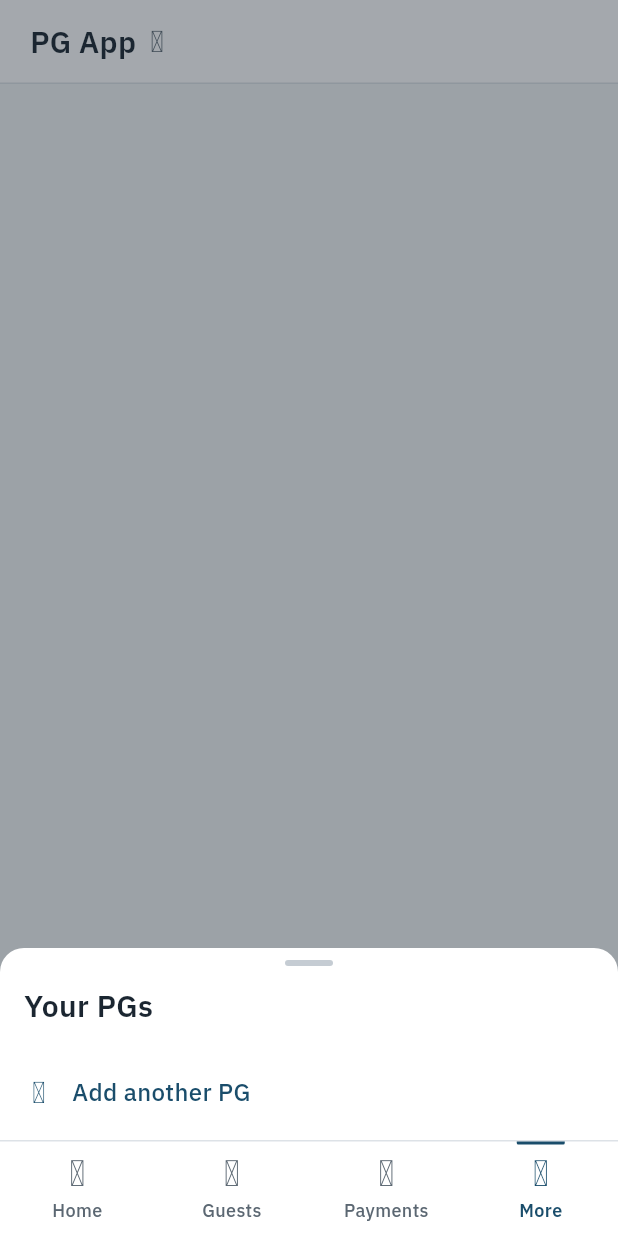
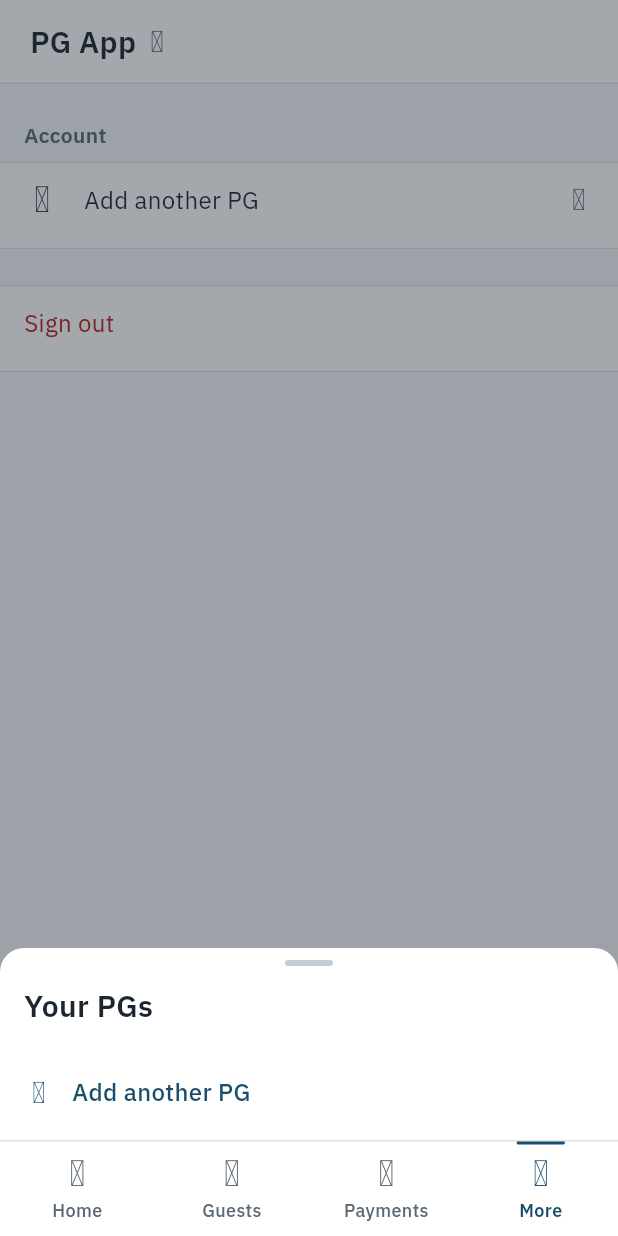
Before and after one commit to Sunilt939/pg_app, a Flutter app: the OwnerMoreScreen screen opened by its route, after a tap on "PG App", on a phone screen of 412 x 824 dp. Run offline on Flutter 3.47's test engine with Material 3 defaults, Android fonts, the phone set to English and light mode, and no system bars; our stand-ins replace flutter_riverpod, flutter_secure_storage, flutter_svg, go_router, supabase_flutter; accounts and stored records are empty; network calls fail.

Commit message:
The owner can now access the More tab to add another PG, switch to guest view if they have stays, and sign out

```diff
--- a/app/lib/core/l10n/app_localizations.dart
+++ b/app/lib/core/l10n/app_localizations.dart
@@ -627,6 +627,96 @@ abstract class AppLocalizations {
   /// In en, this message translates to:
   /// **'Caretaker'**
   String get roleCaretaker;
+
+  /// Section header for Your PG on More screen
+  ///
+  /// In en, this message translates to:
+  /// **'Your PG'**
+  String get moreYourPg;
+
+  /// Section header for Account on More screen
+  ///
+  /// In en, this message translates to:
+  /// **'Account'**
+  String get moreAccount;
+
+  /// Section header for About on More screen
+  ///
+  /// In en, this message translates to:
+  /// **'About'**
+  String get moreAbout;
+
+  /// Label for rooms and beds row
+  ///
+  /// In en, this message translates to:
+  /// **'Rooms and beds'**
+  String get moreRooms;
+
+  /// Label for receiving accounts row
+  ///
+  /// In en, this message translates to:
+  /// **'Receiving accounts'**
+  String get moreAccounts;
+
+  /// Label for reminders row
+  ///
+  /// In en, this message translates to:
+  /// **'Reminders'**
+  String get moreReminders;
+
+  /// Label for PG details row
+  ///
+  /// In en, this message translates to:
+  /// **'PG details'**
+  String get morePgDetails;
+
+  /// Label for profile row
+  ///
+  /// In en, this message translates to:
+  /// **'Profile'**
+  String get moreProfile;
+
+  /// Label for switch to guest view row
+  ///
+  /// In en, this message translates to:
+  /// **'Switch to guest view'**
+  String get moreSwitchGuest;
+
+  /// Label for add another PG row
+  ///
+  /// In en, this message translates to:
+  /// **'Add another PG'**
+  String get moreAddPg;
+
+  /// Label for terms row
+  ///
+  /// In en, this message translates to:
+  /// **'Terms'**
+  String get moreTerms;
+
+  /// Label for privacy policy row
+  ///
+  /// In en, this message translates to:
+  /// **'Privacy Policy'**
+  String get morePrivacy;
+
+  /// Title for sign out confirmation dialog
+  ///
+  /// In en, this message translates to:
+  /// **'Sign out of {appName}?'**
+  String signOutTitle(String appName);
+
+  /// Body message for sign out confirmation dialog
+  ///
+  /// In en, this message translates to:
+  /// **'You will need to sign in again with your phone number to access your account.'**
+  String get signOutBody;
+
+  /// Cancel button label
+  ///
+  /// In en, this message translates to:
+  /// **'Cancel'**
+  String get actionCancel;
 }
 
 class _AppLocalizationsDelegate
--- a/app/lib/core/widgets/ledger_row.dart
+++ b/app/lib/core/widgets/ledger_row.dart
@@ -6,25 +6,37 @@ import 'status_chip.dart';
 class LedgerRow extends StatefulWidget {
   final Widget? leading;
   final String title;
+  final TextStyle? titleStyle;
+  final Color? titleColor;
   final String? subtitle;
   final int? paise;
   final StatusChipKind? statusKind;
   final String? statusLabel;
+  final Widget? trailing;
   final List<Widget>? inlineActions;
   final VoidCallback? onTap;
   final bool showDivider;
+  final double? minHeight;
+  final double? leadingGap;
+  final double? dividerIndent;
 
   const LedgerRow({
     super.key,
     this.leading,
     required this.title,
+    this.titleStyle,
+    this.titleColor,
     this.subtitle,
     this.paise,
     this.statusKind,
     this.statusLabel,
+    this.trailing,
     this.inlineActions,
     this.onTap,
     this.showDivider = true,
+    this.minHeight,
+    this.leadingGap,
+    this.dividerIndent,
   });
 
   @override
@@ -37,7 +49,13 @@ class _LedgerRowState extends State<LedgerRow> {
   @override
   Widget build(BuildContext context) {
     final hasLeading = widget.leading != null;
-    final dividerIndent = hasLeading ? (AppSpace.x16 + AppSize.tile + AppSpace.x12) : AppSpace.x16;
+    final effectiveTitleStyle = (widget.titleStyle ?? AppText.bodyMedium).copyWith(
+      color: widget.titleColor,
+    );
+    final gap = widget.leadingGap ?? AppSpace.x12;
+    final defaultDividerIndent =
+        hasLeading ? (AppSpace.x16 + AppSize.tile + gap) : AppSpace.x16;
+    final dividerIndent = widget.dividerIndent ?? defaultDividerIndent;
 
     final rowContent = Padding(
       padding: const EdgeInsets.symmetric(
@@ -53,7 +71,7 @@ class _LedgerRowState extends State<LedgerRow> {
             children: [
               if (widget.leading != null) ...[
                 widget.leading!,
-                const SizedBox(width: AppSpace.x12),
+                SizedBox(width: gap),
               ],
               Expanded(
                 child: Column(
@@ -62,7 +80,7 @@ class _LedgerRowState extends State<LedgerRow> {
                   children: [
                     Text(
                       widget.title,
-                      style: AppText.bodyMedium,
+                      style: effectiveTitleStyle,
                       maxLines: 1,
                       overflow: TextOverflow.ellipsis,
                     ),
@@ -98,13 +116,16 @@ class _LedgerRowState extends State<LedgerRow> {
                     ],
                   ],
                 ),
+              ] else if (widget.trailing != null) ...[
+                const SizedBox(width: AppSpace.x12),
+                widget.trailing!,
               ],
             ],
           ),
           if (widget.inlineActions != null && widget.inlineActions!.isNotEmpty) ...[
             const SizedBox(height: AppSpace.x4),
             Padding(
-              padding: EdgeInsets.only(left: hasLeading ? (AppSize.tile + AppSpace.x12) : 0),
+              padding: EdgeInsets.only(left: hasLeading ? (AppSize.tile + gap) : 0),
               child: Transform.translate(
                 offset: const Offset(-AppSpace.x12, 0),
                 child: Row(
@@ -123,7 +144,7 @@ class _LedgerRowState extends State<LedgerRow> {
     );
 
     Widget container = Container(
-      constraints: const BoxConstraints(minHeight: AppSize.rowMin),
+      constraints: BoxConstraints(minHeight: widget.minHeight ?? AppSize.rowMin),
       color: _isPressed ? AppColors.petrolTint : AppColors.surface,
       child: rowContent,
     );
--- a/app/lib/features/owner/presentation/screens/owner_more_screen.dart
+++ b/app/lib/features/owner/presentation/screens/owner_more_screen.dart
@@ -1,20 +1,56 @@
 import 'package:flutter/material.dart';
 import 'package:flutter_riverpod/flutter_riverpod.dart';
+import 'package:go_router/go_router.dart';
+import 'package:url_launcher/url_launcher.dart';
 
 import '../../../../core/config/app_config.dart';
+import '../../../../core/l10n/app_localizations.dart';
+import '../../../../core/router/route_paths.dart';
+import '../../../../core/theme/app_icons.dart';
 import '../../../../core/theme/tokens.dart';
+import '../../../../core/widgets/app_bottom_sheet.dart';
 import '../../../../core/widgets/app_top_bar.dart';
+import '../../../../core/widgets/ledger_row.dart';
+import '../../../../core/widgets/ledger_sheet.dart';
 import '../../../../core/widgets/pg_switcher_title.dart';
+import '../../../../core/widgets/section_header.dart';
 import '../../../auth/presentation/providers/auth_provider.dart';
 import '../widgets/pg_switcher_sheet.dart';
 
 class OwnerMoreScreen extends ConsumerWidget {
   const OwnerMoreScreen({super.key});
 
+  Future<void> _handleSignOut(
+    BuildContext context,
+    WidgetRef ref,
+    AppLocalizations l10n,
+  ) async {
+    final confirmed = await ConfirmSheet.show(
+      context: context,
+      title: l10n.signOutTitle(AppConfig.appName),
+      body: l10n.signOutBody,
+      confirmLabel: l10n.actionSignOut,
+      cancelLabel: l10n.actionCancel,
+      isDestructive: true,
+    );
+
+    if (confirmed == true && context.mounted) {
+      final repo = ref.read(authRepositoryProvider);
+      await repo.signOut();
+      ref.invalidate(authContextProvider);
+      if (context.mounted) {
+        context.go(RoutePaths.signIn);
+      }
+    }
+  }
+
   @override
   Widget build(BuildContext context, WidgetRef ref) {
+    final l10n = AppLocalizations.of(context)!;
     final activePg = ref.watch(activePgProvider);
     final pgTitle = activePg?.name ?? AppConfig.appName;
+    final authContext = ref.watch(authContextProvider).valueOrNull;
+    final isGuest = authContext?.isGuest ?? false;
 
     return Scaffold(
       backgroundColor: AppColors.ground,
@@ -24,7 +60,118 @@ class OwnerMoreScreen extends ConsumerWidget {
           onTap: () => PgSwitcherSheet.show(context),
         ),
       ),
-      body: const SizedBox.expand(),
+      body: ListView(
+        padding: const EdgeInsets.only(bottom: AppSpace.x32),
+        children: [
+          // Section 2: Account
+          SectionHeader(title: l10n.moreAccount),
+          LedgerSheet(
+            children: [
+              if (isGuest)
+                LedgerRow(
+                  leading: const Icon(
+                    AppIcons.user,
+                    size: 24,
+                    color: AppColors.ink,
+                  ),
+                  leadingGap: AppSpace.x16,
+                  title: l10n.moreSwitchGuest,
+                  titleStyle: AppText.body,
+                  trailing: const Icon(
+                    AppIcons.chevronRight,
+                    size: 20,
+                    color: AppColors.muted,
+                  ),
+                  minHeight: 56,
+                  showDivider: true,
+                  onTap: () async {
+                    await ref.read(authRepositoryProvider).setLastView('guest');
+                    if (context.mounted) {
+                      context.go(RoutePaths.guestHome);
+                    }
+                  },
+                ),
+              LedgerRow(
+                leading: const Icon(
+                  AppIcons.add,
+                  size: 24,
+                  color: AppColors.ink,
+                ),
+                leadingGap: AppSpace.x16,
+                title: l10n.moreAddPg,
+                titleStyle: AppText.body,
+                trailing: const Icon(
+                  AppIcons.chevronRight,
+                  size: 20,
+                  color: AppColors.muted,
+                ),
+                minHeight: 56,
+                showDivider: false,
+                onTap: () {
+                  context.push(RoutePaths.ownerPgNew);
+                },
+              ),
+            ],
+          ),
+
+          // Section 3: About (if termsUrl or privacyUrl is configured)
+          if (AppConfig.termsUrl.isNotEmpty || AppConfig.privacyUrl.isNotEmpty) ...[
+            SectionHeader(title: l10n.moreAbout),
+            LedgerSheet(
+              children: [
+                if (AppConfig.termsUrl.isNotEmpty)
+                  LedgerRow(
+                    title: l10n.moreTerms,
+                    titleStyle: AppText.body,
+                    trailing: const Icon(
+                      AppIcons.chevronRight,
+                      size: 20,
+                      color: AppColors.muted,
+                    ),
+                    minHeight: 56,
+                    showDivider: AppConfig.privacyUrl.isNotEmpty,
+                    onTap: () => launchUrl(
+                      Uri.parse(AppConfig.termsUrl),
+                      mode: LaunchMode.externalApplication,
+                    ),
+                  ),
+                if (AppConfig.privacyUrl.isNotEmpty)
+                  LedgerRow(
+                    title: l10n.morePrivacy,
+                    titleStyle: AppText.body,
+                    trailing: const Icon(
+                      AppIcons.chevronRight,
+                      size: 20,
+                      color: AppColors.muted,
+                    ),
+                    minHeight: 56,
+                    showDivider: false,
+                    onTap: () => launchUrl(
+                      Uri.parse(AppConfig.privacyUrl),
+                      mode: LaunchMode.externalApplication,
+                    ),
+                  ),
+              ],
+            ),
+          ],
+
+          const SizedBox(height: AppSpace.x12),
+
+          // Section 4: Sign out sheet
+          LedgerSheet(
+            children: [
+              LedgerRow(
+                title: l10n.actionSignOut,
+                titleStyle: AppText.body,
+                titleColor: AppColors.overdueFg,
+                minHeight: 56,
+                showDivider: false,
+                onTap: () => _handleSignOut(context, ref, l10n),
+              ),
+            ],
+          ),
+        ],
+      ),
     );
   }
 }
```
Also changed, not shown: app/lib/core/l10n/app_en.arb (+65 -0 lines), app/lib/core/l10n/app_localizations_en.dart (+48 -0 lines), 2 other files.
